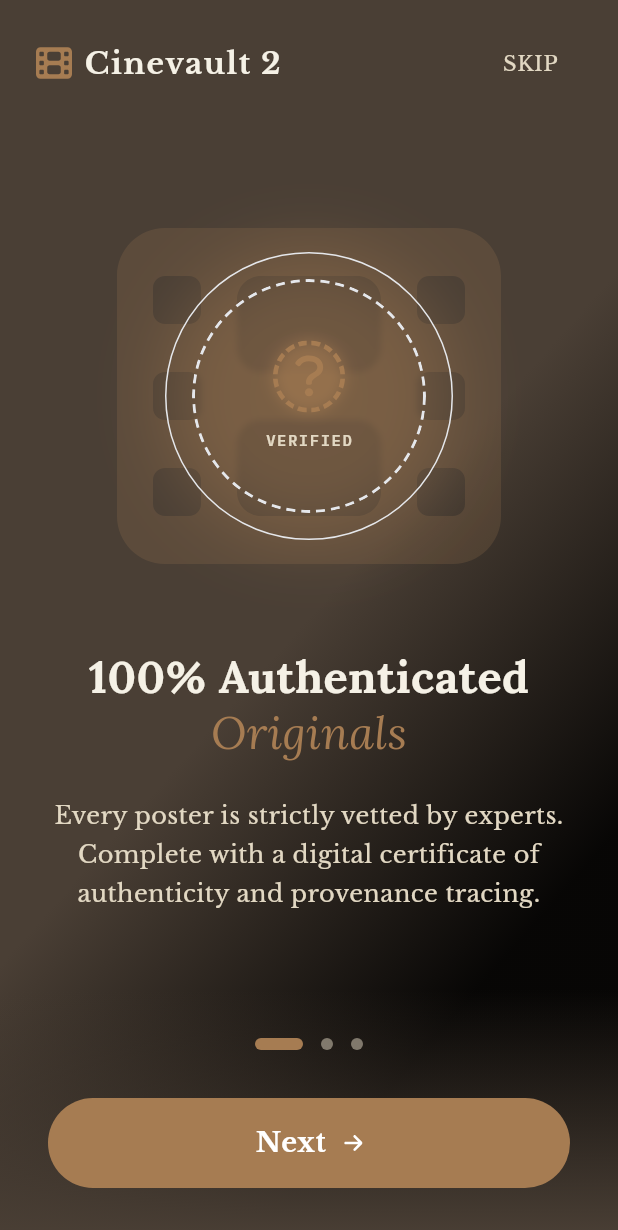
After one commit to Chanothai/posternung, a Flutter app: the OnboardingAuthenticateScreen screen opened directly, on a phone screen of 412 x 824 dp. The commit adds this screen. Shown: the top 1230 px of the screen. Run offline on Flutter 3.47's test engine with Material 3 defaults, Android fonts, the phone set to English and light mode, and no system bars; our stand-ins replace firebase_auth, firebase_core, flutter_riverpod, flutter_svg, google_fonts; accounts and stored records are empty.

Commit message:
feat(onboarding): add authenticate screen and fix next-button nav

```diff
--- a/lib/core/theme/app_colors.dart
+++ b/lib/core/theme/app_colors.dart
@@ -7,4 +7,5 @@ abstract final class AppColors {
   static const Color textSecondary = Color(0xFFE2D8C3);
   static const Color accent = Color(0xFFA67C52);
   static const Color white = Color(0xFFFFFFFF);
+  static const Color borderMuted = Color(0xFFE5E7EB);
 }
--- a/lib/core/theme/app_text_styles.dart
+++ b/lib/core/theme/app_text_styles.dart
@@ -36,6 +36,28 @@ abstract final class AppTextStyles {
     color: AppColors.accent,
   );
 
+  static TextStyle get heroTitleSmall => GoogleFonts.lora(
+    fontSize: 30,
+    height: 37.5 / 30,
+    fontWeight: FontWeight.bold,
+    color: AppColors.textPrimary,
+  );
+
+  static TextStyle get heroTitleSmallEmphasis => GoogleFonts.lora(
+    fontSize: 30,
+    height: 37.5 / 30,
+    fontWeight: FontWeight.normal,
+    fontStyle: FontStyle.italic,
+    color: AppColors.accent,
+  );
+
+  static TextStyle get badgeLabel => GoogleFonts.ibmPlexMono(
+    fontSize: 10.4,
+    fontWeight: FontWeight.w600,
+    letterSpacing: 1.04,
+    color: AppColors.textSecondary,
+  );
+
   static TextStyle get bodyDescription => GoogleFonts.libreBaskerville(
     fontSize: 16,
     height: 26 / 16,
--- /dev/null
+++ b/lib/features/onboarding/presentation/screens/onboarding_authenticate_screen.dart
@@ -0,0 +1,238 @@
+import 'dart:ui';
+
+import 'package:flutter/material.dart';
+import 'package:flutter_riverpod/flutter_riverpod.dart';
+import 'package:flutter_svg/flutter_svg.dart';
+
+import '../../../../auth/auth_gate.dart';
+import '../../../../core/theme/app_colors.dart';
+import '../../../../core/theme/app_text_styles.dart';
+import '../../../../home/home_page.dart';
+import '../providers/onboarding_providers.dart';
+import '../widgets/dashed_circle_border.dart';
+import '../widgets/onboarding_footer.dart';
+import '../widgets/onboarding_header.dart';
+
+/// Second screen of the onboarding flow ("100% Authenticated Originals").
+///
+/// Figma: node 7:2, frame "Onboarding - Authenticate".
+class OnboardingAuthenticateScreen extends ConsumerWidget {
+  const OnboardingAuthenticateScreen({super.key});
+
+  void _enterApp(BuildContext context) {
+    Navigator.of(context).pushReplacement(
+      MaterialPageRoute(builder: (_) => const AuthGate(builder: _buildHome)),
+    );
+  }
+
+  static Widget _buildHome(BuildContext context) =>
+      const MyHomePage(title: 'Cinevault');
+
+  @override
+  Widget build(BuildContext context, WidgetRef ref) {
+    final currentPage = ref.watch(onboardingControllerProvider);
+    final controller = ref.read(onboardingControllerProvider.notifier);
+
+    return Scaffold(
+      backgroundColor: AppColors.surfaceDark,
+      body: Stack(
+        fit: StackFit.expand,
+        children: [
+          const _AuthenticateBackground(),
+          SafeArea(
+            child: Column(
+              children: [
+                OnboardingHeader(
+                  onSkip: () {
+                    controller.skip();
+                    _enterApp(context);
+                  },
+                ),
+                Expanded(
+                  child: LayoutBuilder(
+                    builder: (context, constraints) {
+                      return SingleChildScrollView(
+                        child: ConstrainedBox(
+                          constraints: BoxConstraints(
+                            minHeight: constraints.maxHeight,
+                          ),
+                          child: Center(
+                            child: Padding(
+                              padding: const EdgeInsets.symmetric(
+                                horizontal: 32,
+                                vertical: 24,
+                              ),
+                              child: Column(
+                                mainAxisSize: MainAxisSize.min,
+                                children: [
+                                  const _CenterpieceBadge(),
+                                  const SizedBox(height: 40),
+                                  const _CopyBlock(),
+                                ],
+                              ),
+                            ),
+                          ),
+                        ),
+                      );
+                    },
+                  ),
+                ),
+                OnboardingFooter(
+                  currentPage: currentPage,
+                  onNext: () {
+                    controller.next();
+                    // TODO: push the real screen 3 once it exists; this is
+                    // currently the last built onboarding screen even though
+                    // onboardingPageCount anticipates a third page.
+                    _enterApp(context);
+                  },
+                ),
+              ],
+            ),
+          ),
+        ],
+      ),
+    );
+  }
+}
+
+class _AuthenticateBackground extends StatelessWidget {
+  const _AuthenticateBackground();
+
+  @override
+  Widget build(BuildContext context) {
+    return Stack(
+      fit: StackFit.expand,
+      children: [
+        const ColoredBox(color: AppColors.surfaceDark),
+        Opacity(
+          opacity: 0.9,
+          child: const DecoratedBox(
+            decoration: BoxDecoration(
+              gradient: LinearGradient(
+                begin: Alignment(-0.9, -0.4),
+                end: Alignment(0.9, 0.4),
+                stops: [0, 0.5, 1],
+                colors: [
+                  AppColors.surfaceDark,
+                  AppColors.surfaceDark,
+                  Colors.black,
+                ],
+              ),
+            ),
+          ),
+        ),
+      ],
+    );
+  }
+}
+
+class _CenterpieceBadge extends StatelessWidget {
+  const _CenterpieceBadge();
+
+  @override
+  Widget build(BuildContext context) {
+    return SizedBox(
+      width: 256,
+      height: 256,
+      child: Stack(
+        alignment: Alignment.center,
+        children: [
+          Opacity(
+            opacity: 0.2,
+            child: SvgPicture.asset(
+              'assets/images/header_icon.svg',
+              width: 256,
+              height: 256,
+            ),
+          ),
+          Container(
+            width: 192,
+            height: 192,
+            padding: const EdgeInsets.all(17),
+            decoration: BoxDecoration(
+              shape: BoxShape.circle,
+              border: Border.all(color: AppColors.borderMuted, width: 1),
+              boxShadow: [
+                BoxShadow(
+                  color: AppColors.accent.withValues(alpha: 0.4),
+                  blurRadius: 40,
+                ),
+              ],
+            ),
+            child: ClipOval(
+              child: BackdropFilter(
+                filter: ImageFilter.blur(sigmaX: 2, sigmaY: 2),
+                child: DashedCircleBorder(
+                  child: Center(
+                    child: Column(
+                      mainAxisSize: MainAxisSize.min,
+                      children: [
+                        Container(
+                          width: 48,
+                          height: 48,
+                          decoration: BoxDecoration(
+                            shape: BoxShape.circle,
+                            boxShadow: [
+                              BoxShadow(
+                                color: AppColors.accent.withValues(alpha: 0.6),
+                                blurRadius: 7.5,
+                              ),
+                            ],
+                          ),
+                          child: SvgPicture.asset(
+                            'assets/images/verified_badge_icon.svg',
+                          ),
+                        ),
+                        const SizedBox(height: 11),
+                        Text('VERIFIED', style: AppTextStyles.badgeLabel),
+                      ],
+                    ),
+                  ),
+                ),
+              ),
+            ),
+          ),
+        ],
+      ),
+    );
+  }
+}
+
+class _CopyBlock extends StatelessWidget {
+  const _CopyBlock();
+
+  @override
+  Widget build(BuildContext context) {
+    return Column(
+      mainAxisSize: MainAxisSize.min,
+      children: [
+        Text.rich(
+          TextSpan(
+            children: [
+              TextSpan(
+                text: '100% Authenticated\n',
+                style: AppTextStyles.heroTitleSmall,
+              ),
+              TextSpan(
+                text: 'Originals',
+                style: AppTextStyles.heroTitleSmallEmphasis,
+              ),
+            ],
+          ),
+          textAlign: TextAlign.center,
+        ),
+        const SizedBox(height: 24),
+        ConstrainedBox(
+          constraints: const BoxConstraints(maxWidth: 384),
+          child: Text(
+            'Every poster is strictly vetted by experts. Complete with a '
+            'digital certificate of authenticity and provenance tracing.',
+            style: AppTextStyles.bodyDescription,
+            textAlign: TextAlign.center,
+          ),
+        ),
+      ],
+    );
+  }
+}
--- /dev/null
+++ b/lib/features/onboarding/presentation/widgets/dashed_circle_border.dart
@@ -0,0 +1,85 @@
+import 'package:flutter/material.dart';
+
+import '../../../../core/theme/app_colors.dart';
+
+/// Draws a dashed circular stroke behind [child], sized to fill the
+/// available space. Used for the onboarding badge's dashed ring — Flutter
+/// has no built-in dashed border, so this is a small local painter rather
+/// than pulling in a package for a single shape.
+class DashedCircleBorder extends StatelessWidget {
+  const DashedCircleBorder({
+    super.key,
+    required this.child,
+    this.color = AppColors.borderMuted,
+    this.strokeWidth = 2,
+    this.dashWidth = 6,
+    this.gapWidth = 4,
+  });
+
+  final Widget child;
+  final Color color;
+  final double strokeWidth;
+  final double dashWidth;
+  final double gapWidth;
+
+  @override
+  Widget build(BuildContext context) {
+    return CustomPaint(
+      painter: _DashedCirclePainter(
+        color: color,
+        strokeWidth: strokeWidth,
+        dashWidth: dashWidth,
+        gapWidth: gapWidth,
+      ),
+      child: child,
+    );
+  }
+}
+
+class _DashedCirclePainter extends CustomPainter {
+  _DashedCirclePainter({
+    required this.color,
+    required this.strokeWidth,
+    required this.dashWidth,
+    required this.gapWidth,
+  });
+
+  final Color color;
+  final double strokeWidth;
+  final double dashWidth;
+  final double gapWidth;
+
+  @override
+  void paint(Canvas canvas, Size size) {
+    final paint = Paint()
+      ..color = color
+      ..style = PaintingStyle.stroke
+      ..strokeWidth = strokeWidth;
+
+    final radius = (size.shortestSide - strokeWidth) / 2;
+    final path = Path()
+      ..addOval(
+        Rect.fromCircle(center: size.center(Offset.zero), radius: radius),
+      );
+
+    for (final metric in path.computeMetrics()) {
+      var distance = 0.0;
+      while (distance < metric.length) {
+        final next = distance + dashWidth;
+        canvas.drawPath(
+          metric.extractPath(distance, next.clamp(0, metric.length)),
+          paint,
+        );
+        distance = next + gapWidth;
+      }
+    }
+  }
+
+  @override
+  bool shouldRepaint(covariant _DashedCirclePainter oldDelegate) {
+    return color != oldDelegate.color ||
+        strokeWidth != oldDelegate.strokeWidth ||
+        dashWidth != oldDelegate.dashWidth ||
+        gapWidth != oldDelegate.gapWidth;
+  }
+}
```
Also changed, not shown: lib/features/onboarding/presentation/screens/onboarding_first_screen.dart (+11 -152 lines), assets/images/verified_badge_icon.svg (added), 3 other files.
